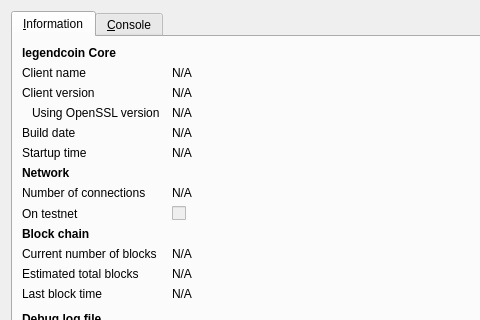
Above: src/qt/forms/rpcconsole.ui from solltex/Legendcoin before the change; both pictures show x 0 to 480 and y 0 to 320 of the 740 by 450 pixel window. Below: the same form after it.
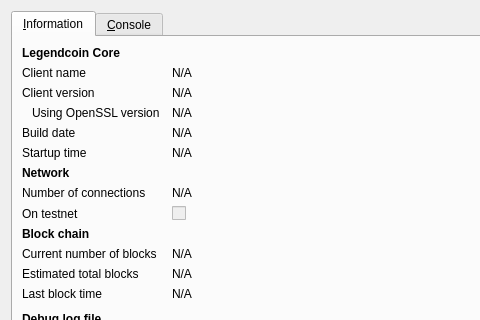
That is the form after the change. Icons and pictures are not drawn.

```diff
--- a/src/qt/forms/rpcconsole.ui
+++ b/src/qt/forms/rpcconsole.ui
@@ -36,7 +36,7 @@
           </font>
          </property>
          <property name="text">
-          <string>legendcoin Core</string>
+          <string>Legendcoin Core</string>
          </property>
         </widget>
        </item>
```
Left out of the diff: 6 changed lines with no effect on the pictures.
